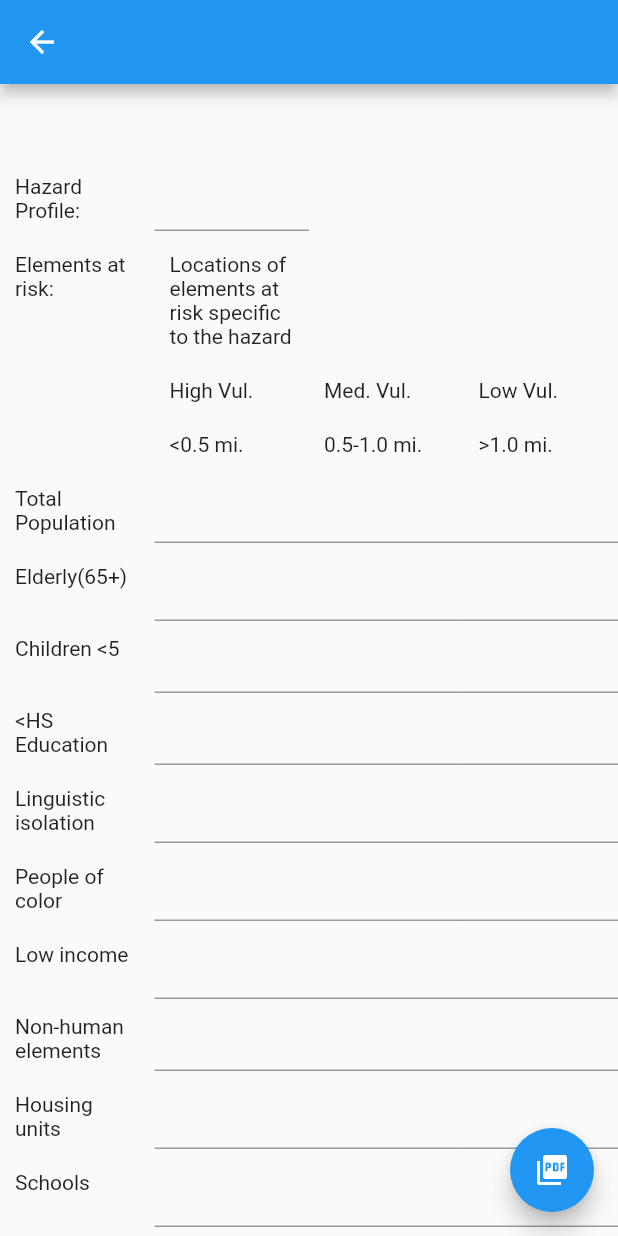
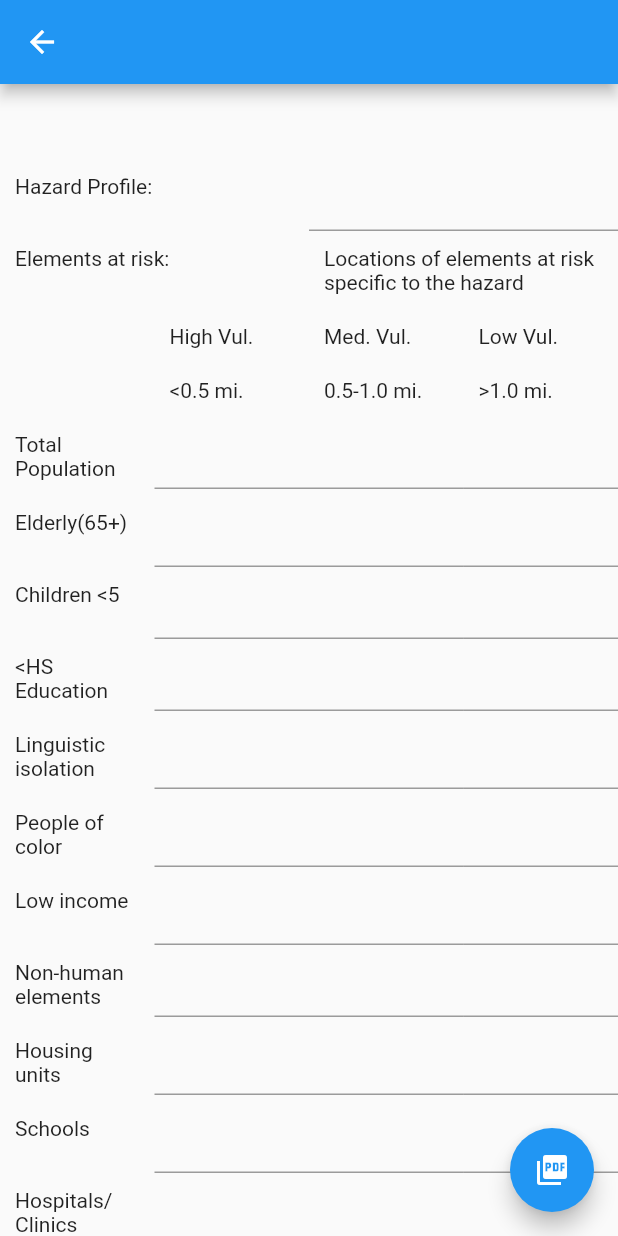
Before and after one commit to jcothran/JIF_2348_EJ_Strong_Tool_Flutter, a Flutter app: the VulnerabilityDetailPage screen opened directly with empty values, on a phone screen of 412 x 824 dp. Run offline on Flutter 3.47's test engine with Material 2 defaults, Android fonts, the phone set to English and light mode, and no system bars; our stand-ins replace pdf, printing.

Commit message:
made table in vuln form better

```diff
--- a/lib/pages/vulnerability_detail.dart
+++ b/lib/pages/vulnerability_detail.dart
@@ -392,7 +392,6 @@ class VulnerabilityDetailPage extends StatelessWidget {
 
           Container(height: 50),
           Table(
-            //border: TableBorder.all(color: PdfColors.black),
             children: [
               TableRow(
                 children: [
@@ -402,15 +401,7 @@ class VulnerabilityDetailPage extends StatelessWidget {
                   ),
                   Expanded(
                     child: TextField(controller: hazardProfController,),
-                    flex: 1,
-                  ),
-                  Expanded(
-                    child: PaddedText(""),
-                    flex: 1,
-                  ),
-                  Expanded(
-                    child: PaddedText(""),
-                    flex: 1,
+                    flex: 3,
                   ),
                 ],
               ),
@@ -422,18 +413,17 @@ class VulnerabilityDetailPage extends StatelessWidget {
                   ),
                   Expanded(
                     child: PaddedText("Locations of elements at risk specific to the hazard"),
-                    flex: 1,
-                  ),
-                  Expanded(
-                    child: PaddedText(""),
-                    flex: 1,
-                  ),
-                  Expanded(
-                    child: PaddedText(""),
-                    flex: 1,
+                    flex: 3,
                   ),
                 ],
               ),
+
+            ],
+          ),
+          Table(
+            //border: TableBorder.all(color: PdfColors.black),
+            children: [
+
               TableRow(
                 children: [
                   Expanded(
```
